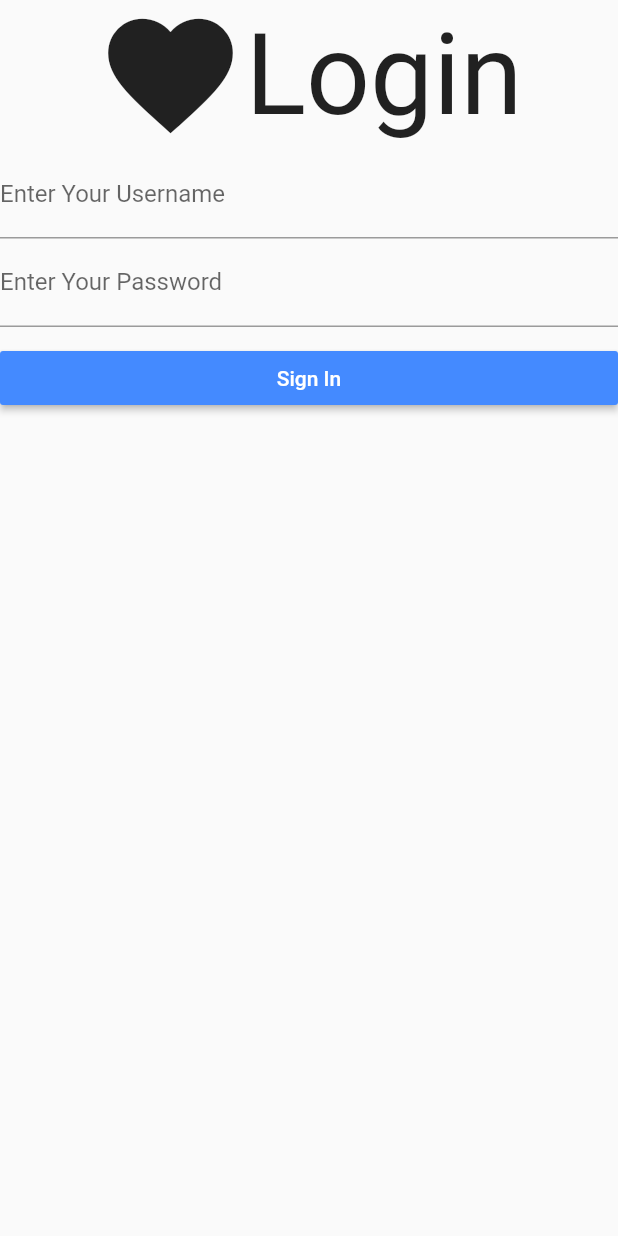
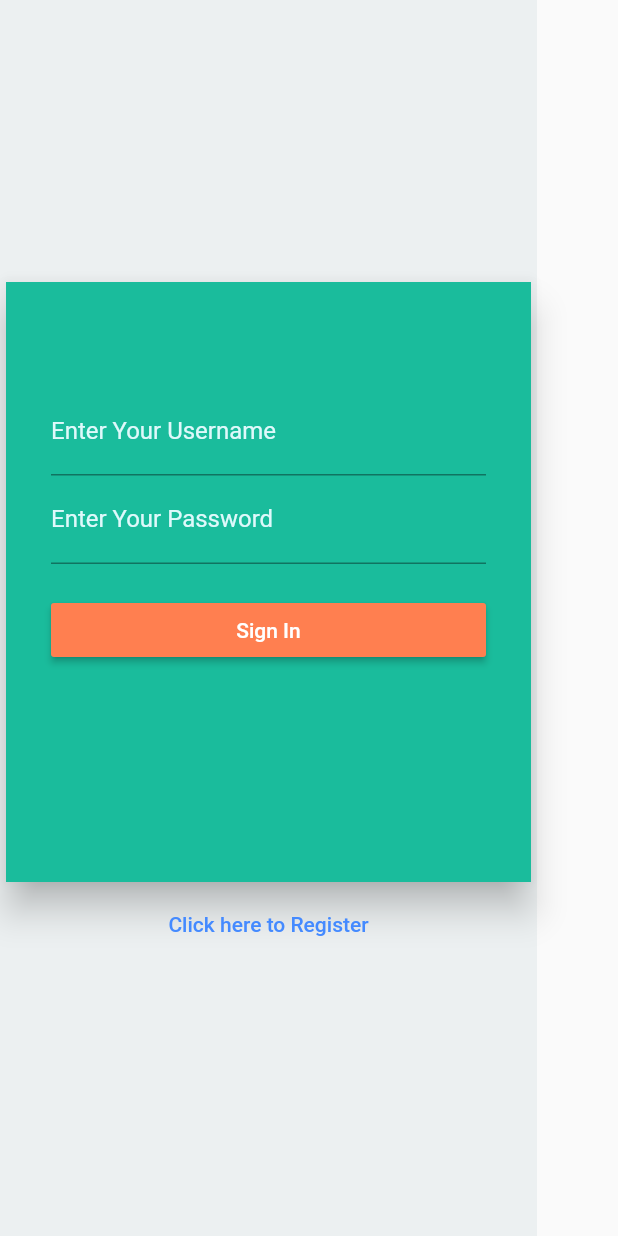
Before and after one commit to gat786/QuizAppOld, a Flutter app: the LoginPage widget shown alone on an empty page, opened directly, on a phone screen of 412 x 824 dp. Run offline on Flutter 3.47's test engine with Material 2 defaults, Android fonts, the light colour scheme and no system bars; our stand-ins replace html_unescape, shared_preferences, sqflite; missing offline and left inert: audioplayer; accounts and stored records are empty.

Commit message:
fixed login and registration pages

```diff
--- a/lib/main.dart
+++ b/lib/main.dart
@@ -1,11 +1,13 @@
 import 'package:flutter/material.dart';
 import './pages/landing_page.dart';
 import './pages/login_page.dart';
+import './pages/ask_name.dart';
 
 void main(){
   runApp(new MaterialApp(
     debugShowCheckedModeBanner: false,
-    //home:new LandingPage()
-    home: new LoginPage(),
+    //home:new LoginPage()
+    home:new LandingPage()
+
   ));
 }
--- a/lib/pages/login_page.dart
+++ b/lib/pages/login_page.dart
@@ -1,65 +1,123 @@
 import 'package:flutter/material.dart';
 import '../util/ensure_focus.dart';
+import 'ask_name.dart';
 
 class LoginPage extends StatelessWidget{
-  FocusNode name=new FocusNode();
-  FocusNode password = new FocusNode();
+  final FocusNode _name=new FocusNode();
+  final FocusNode _password = new FocusNode();
   @override
     Widget build(BuildContext context) {
       // TODO: implement build
-      return new Material(
-        child: new Padding(
-          padding: EdgeInsets.all(0.0),
-          child: new Form(
-          child:ListView(
-            children: <Widget>[
-              Row(children: <Widget>[
-                new Icon(Icons.favorite,size: 100.0,),
+
+      var hintColor=Color.fromRGBO(199, 236, 238, 1.0);
+      var labelColor=Color.fromRGBO(223, 249, 251, 1.0);
+
+      Widget userInput=EnsureVisibleWhenFocused(
+                focusNode: _name,
+                child: new TextFormField(
+                  maxLines: null,
+                  keyboardType: TextInputType.multiline,
+                  decoration: new InputDecoration(
+                    hintText: "Username",
+                    labelText: "Enter Your Username",
+                    hintStyle: new TextStyle(color: hintColor),
+                    labelStyle: new TextStyle(color: labelColor),
+                  ),
+                  focusNode: _name,
+                  onSaved: (String value){
+
+                  },
+                ),
+              );
+
+      Widget passInput= EnsureVisibleWhenFocused(
+                focusNode: _password,
+                child: new TextFormField(
+                  maxLines: null,
+                  keyboardType: TextInputType.multiline,
+                  decoration: new InputDecoration(
+                    hintText: "Password",
+                    hintStyle: new TextStyle(color: hintColor),
+                    labelText: "Enter Your Password",
+                    labelStyle: new TextStyle(color: labelColor),
+                  ),
+                  focusNode: _password,
+                  onSaved: (String value){
+
+                  },
+                ),
+
+              );
+
+      Widget buttonSaved= new Container(
+                margin: EdgeInsets.fromLTRB(0.0, 20.0, 0.0, 20.0),
+                child: new RaisedButton(
+                  padding: EdgeInsets.all(10.0),
+                  child: new Text("Sign In",style: new TextStyle(color: Colors.white),),
+                  color: Color.fromRGBO(255,127,80, 1.0),
+                  onPressed: (){},
+                ),
+              );
+
+      Widget rowHeader=Row(children: <Widget>[
                 new Text("Login",style: new TextStyle(fontSize: 75.0),)
               ],
               mainAxisAlignment: MainAxisAlignment.center,
-              ),
+              );
 
-              EnsureVisibleWhenFocused(
-                focusNode: name,
-                child: new TextFormField(
-                  decoration: new InputDecoration(
-                    hintText: "Username",
-                    labelText: "Enter Your Username"
-                  ),
-                  focusNode: name,
-                  onSaved: (String value){},
-                ),
-              ),
+      Widget formToFill=new Form(
+            child: ListView(
 
-              EnsureVisibleWhenFocused(
-                focusNode: password,
-                child: new TextFormField(
-                  decoration: new InputDecoration(
-                    hintText: "Password",
-                    labelText: "Enter Your Password"
-                  ),
-                  focusNode: password,
-                  onSaved: (String value){},
-                ),
+              children: <Widget>[
+                userInput,
 
-              ),
+                passInput,
+
+                buttonSaved,
+
+              ],
+            ),
+          );
+
+      return new Material(
+        color: Color.fromRGBO(236, 240, 241, 1.0),
+        child: new Column(
+          mainAxisAlignment: MainAxisAlignment.center,
+          children: <Widget>[
+                  new Container(
+
+                    padding: EdgeInsets.all(0.0),
+                    child:new Column(
+                      mainAxisAlignment: MainAxisAlignment.center,
+                      children: <Widget>[
+                      new Card(
+
+                        elevation: 10.0,
+
+                        child:  new Container(
+
+                          width: 350.0,
+                          height: 400.0,
+                          color: Color.fromRGBO(26, 188, 156, 1.0),
+                          child: new Padding(
+                            padding: EdgeInsets.fromLTRB(30.0, 70.0, 30.0, 70.0),
+                            child: formToFill
+                          ),
+                        ),
+                      ),
 
 
-            new Container(
-                margin: EdgeInsets.fromLTRB(0.0, 10.0, 0.0, 10.0),
-                child: new RaisedButton(
-                  padding: EdgeInsets.all(10.0),
-                  child: new Text("Sign In",style: new TextStyle(color: Colors.white),),
-                  color: Colors.blueAccent,
-                  onPressed: (){},
-                ),
+                      ],
+                    )
+                  ),
+
+              new MaterialButton(
+                child: new Text("Click here to Register",style: new TextStyle(color:Colors.blueAccent),),
+                onPressed: (){
+                  Navigator.of(context).pushReplacement(new MaterialPageRoute(builder: (BuildContext context)=>new AskName()));
+                },
               )
-
-
-            ],
-          )
-        ),
+          ],
         )
       );
     }
--- a/lib/pages/options.dart
+++ b/lib/pages/options.dart
@@ -4,6 +4,7 @@ import 'personal_scores.dart';
 import 'ask_name.dart';
 import 'help_us.dart';
 import 'settings_page.dart';
+import 'login_page.dart';
 
 class Options extends StatefulWidget{
   @override
@@ -46,7 +47,7 @@ class OptionsState extends State<Options>{
                 new OptionsCard(Icons.accessibility,"Leaderboards",
                   (){
                       print("You tapped Leaderboards ");
-                      Navigator.of(context).push(new MaterialPageRoute(builder:(BuildContext context)=>new AskName()));
+                      Navigator.of(context).push(new MaterialPageRoute(builder:(BuildContext context)=>new LoginPage()));
                   }
                 ),
 
--- a/lib/ui/settings_image_clipped.dart
+++ b/lib/ui/settings_image_clipped.dart
@@ -12,11 +12,13 @@ class ClippedPath extends StatelessWidget{
                 new ClipPath(
                   child: new Stack(
                     children: <Widget>[
-                      new Container(decoration:new BoxDecoration(
+                      new Container(
+                        decoration:new BoxDecoration(
                         image: new DecorationImage(fit: BoxFit.fill,
                         image: AssetImage("assets/images/clipped.jpg")
                         )
-                      ),width: double.infinity,),
+                      ),
+                      width: double.infinity,),
                       new Container(color: Colors.black54,)
                     ],
                   ),
```
Also changed, not shown: lib/pages/ask_name.dart (+52 -11 lines), lib/pages/help_us.dart (+45 -10 lines).
